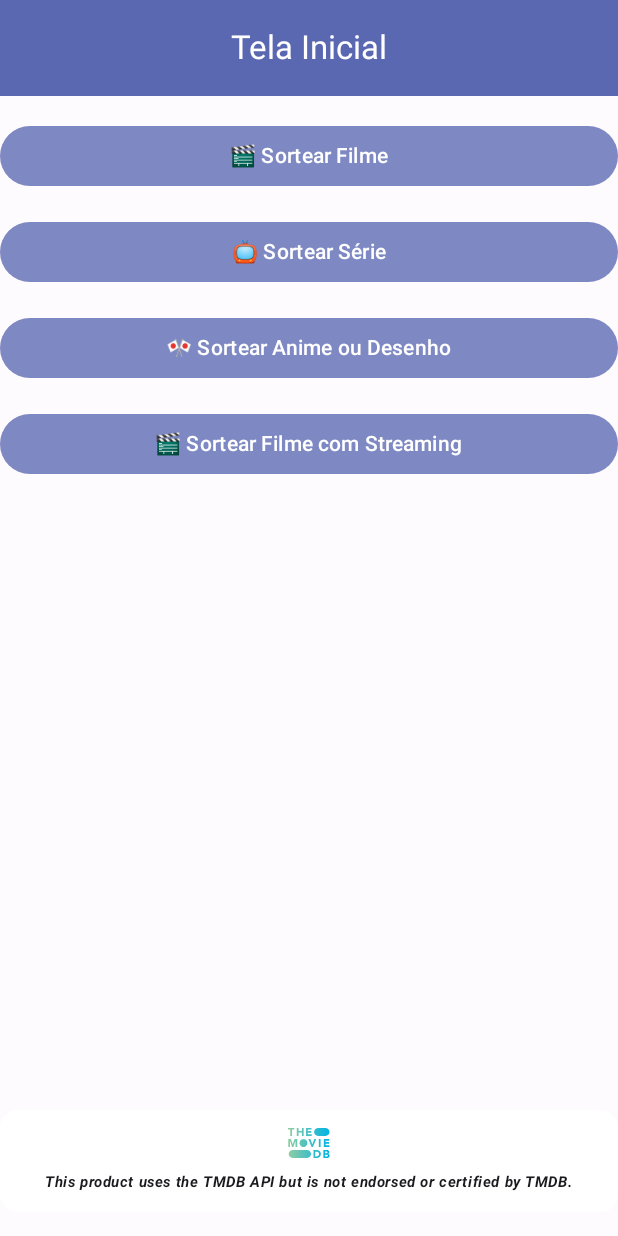
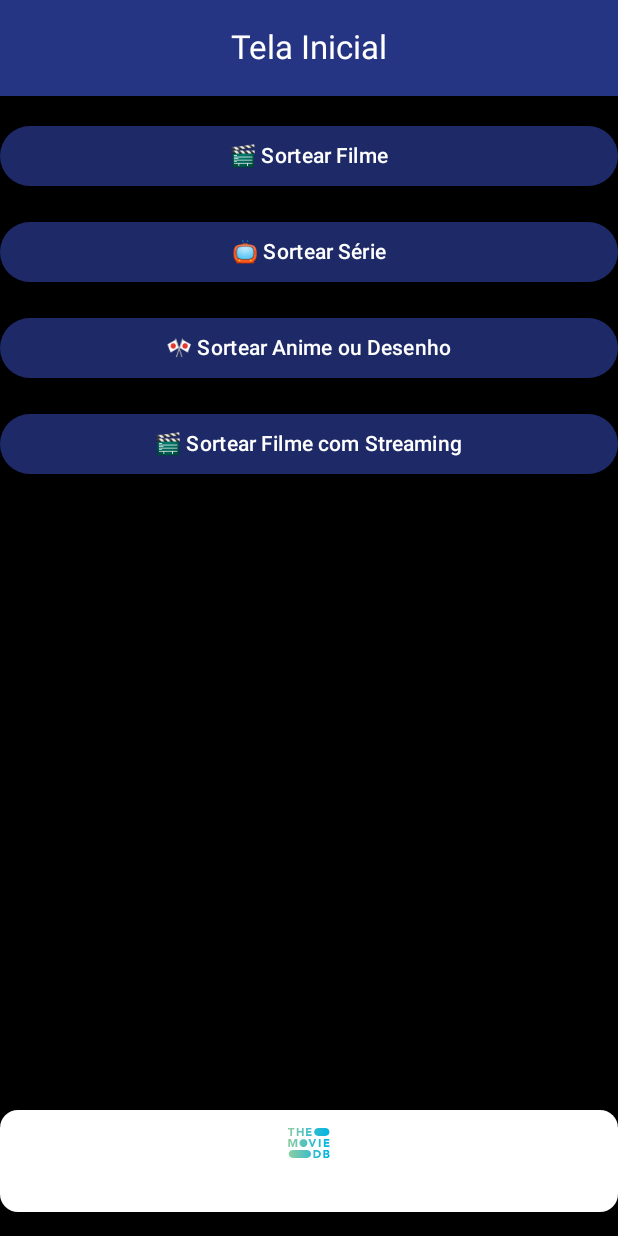
Before and after one commit to Denisenogueira1997/Fun-Night, an Android app built with Jetpack Compose: the screen it shows after launch (MainActivity), on a phone screen of 412 x 824 dp. Run offline under Robolectric (Android 15) with nearby library versions, the phone set to English and light mode, and no system bars.

Commit message:
Alteração do custom color

```diff
--- a/app/src/main/java/com/example/movienight/MainActivity.kt
+++ b/app/src/main/java/com/example/movienight/MainActivity.kt
@@ -4,7 +4,6 @@ import android.os.Bundle
 import androidx.activity.ComponentActivity
 import androidx.activity.compose.setContent
 import androidx.activity.enableEdgeToEdge
-import androidx.core.view.WindowCompat
 import com.example.movienight.ui.theme.CustomColor
 import com.example.movienight.view.MainScreen
 
@@ -12,9 +11,8 @@ class MainActivity : ComponentActivity() {
     override fun onCreate(savedInstanceState: Bundle?) {
         super.onCreate(savedInstanceState)
         enableEdgeToEdge()
-        WindowCompat.setDecorFitsSystemWindows(window, false)
         setContent {
-            CustomColor {
+            CustomColor{
                 MainScreen()
             }
         }
--- a/app/src/main/java/com/example/movienight/ui/theme/CustomColor.kt
+++ b/app/src/main/java/com/example/movienight/ui/theme/CustomColor.kt
@@ -1,35 +1,42 @@
 package com.example.movienight.ui.theme
 
-import android.annotation.SuppressLint
+
+import androidx.compose.foundation.isSystemInDarkTheme
 import androidx.compose.material3.MaterialTheme
 import androidx.compose.material3.Typography
+import androidx.compose.material3.darkColorScheme
 import androidx.compose.material3.lightColorScheme
 import androidx.compose.runtime.Composable
 import androidx.compose.ui.graphics.Color
-import com.google.android.material.color.utilities.CorePalette
 
-private val userBaseColor = 0xFF263583.toInt()
+private val userBaseColor = Color(0xFF263583)
 
-@SuppressLint("RestrictedApi")
 @Composable
 fun CustomColor(content: @Composable () -> Unit) {
-    val palette = CorePalette.of(userBaseColor)
-
-
-    val colorScheme = lightColorScheme(
-        primary = Color(palette.a1.tone(40)),
-        onPrimary = Color(palette.a1.tone(100)),
-        secondary = Color(palette.a2.tone(40)),
-        onSecondary = Color(palette.a2.tone(100)),
-        background = Color(palette.n1.tone(99)),
-        onBackground = Color(palette.n1.tone(10)),
-        surface = Color(palette.n1.tone(98)),
-        onSurface = Color(palette.n1.tone(10))
+    val darkTheme = isSystemInDarkTheme()
+    val colorScheme = if (darkTheme) darkColorScheme(
+        primary = userBaseColor,
+        onPrimary = Color.White,
+        secondary = userBaseColor.copy(alpha = 0.8f),
+        onSecondary = Color.White,
+        background = Color(0xFF121212),
+        onBackground = Color.White,
+        surface = Color(0xFF1E1E1E),
+        onSurface = Color.White
+    ) else lightColorScheme(
+        primary = userBaseColor,
+        onPrimary = Color.White,
+        secondary = userBaseColor.copy(alpha = 0.8f),
+        onSecondary = Color.White,
+        background = Color(0xFFFFFFFF),
+        onBackground = Color.Black,
+        surface = Color(0xFFF5F5F5),
+        onSurface = Color.Black
     )
 
     MaterialTheme(
-        colorScheme = colorScheme, typography = Typography(), content = content
+        colorScheme = colorScheme,
+        typography = Typography(),
+        content = content
     )
-
-
 }
--- a/app/src/main/java/com/example/movienight/view/MainScreen.kt
+++ b/app/src/main/java/com/example/movienight/view/MainScreen.kt
@@ -1,15 +1,17 @@
 package com.example.movienight.view
 
 
+import androidx.compose.foundation.background
 import androidx.compose.foundation.layout.Column
 import androidx.compose.foundation.layout.Spacer
 import androidx.compose.foundation.layout.WindowInsets
 import androidx.compose.foundation.layout.fillMaxSize
 import androidx.compose.foundation.layout.fillMaxWidth
 import androidx.compose.foundation.layout.height
+import androidx.compose.foundation.layout.navigationBars
 import androidx.compose.foundation.layout.padding
 import androidx.compose.foundation.layout.statusBarsPadding
-import androidx.compose.foundation.layout.systemBars
+import androidx.compose.foundation.layout.windowInsetsPadding
 import androidx.compose.foundation.rememberScrollState
 import androidx.compose.foundation.verticalScroll
 import androidx.compose.material3.Button
@@ -65,21 +67,22 @@ fun MainScreen(
             CenterAlignedTopAppBar(
                 title = { Text("Tela Inicial", color = MaterialTheme.colorScheme.onPrimary) },
                 colors = TopAppBarDefaults.topAppBarColors(
-                    containerColor = MaterialTheme.colorScheme.primary.copy(0.9f)
+                    containerColor = MaterialTheme.colorScheme.primary
                 ),
                 modifier = Modifier.statusBarsPadding()
 
             )
 
-        }, modifier = Modifier.fillMaxSize(),
-        contentWindowInsets = WindowInsets.systemBars
+        }, modifier = Modifier.fillMaxSize(), contentWindowInsets = WindowInsets(0, 0, 0, 0)
     ) { paddingValues ->
 
         Column(
             modifier = Modifier
                 .fillMaxSize()
                 .padding(paddingValues)
-                .verticalScroll(scrollState),
+                .verticalScroll(scrollState)
+                .background(MaterialTheme.colorScheme.onBackground)
+                .windowInsetsPadding(WindowInsets.navigationBars),
             horizontalAlignment = Alignment.CenterHorizontally
         ) {
 
@@ -95,7 +98,7 @@ fun MainScreen(
                 modifier = Modifier.fillMaxWidth(),
 
                 colors = ButtonDefaults.buttonColors(
-                    containerColor = MaterialTheme.colorScheme.primary.copy(0.7f)
+                    containerColor = MaterialTheme.colorScheme.secondary
                 )
 
 
@@ -111,10 +114,8 @@ fun MainScreen(
                     movieViewModel.clearMovie()
                     animeViewModel.clearAnime()
                     seriesViewModel.fetchSeries()
-                },
-                modifier = Modifier.fillMaxWidth(),
-                colors = ButtonDefaults.buttonColors(
-                    containerColor = MaterialTheme.colorScheme.primary.copy(0.7f)
+                }, modifier = Modifier.fillMaxWidth(), colors = ButtonDefaults.buttonColors(
+                    containerColor = MaterialTheme.colorScheme.secondary
                 )
             ) {
                 Text("📺 Sortear Série")
@@ -128,10 +129,8 @@ fun MainScreen(
                     movieViewModel.clearMovie()
                     seriesViewModel.clearSeries()
                     animeViewModel.fetchAnime()
-                },
-                modifier = Modifier.fillMaxWidth(),
-                colors = ButtonDefaults.buttonColors(
-                    containerColor = MaterialTheme.colorScheme.primary.copy(0.7f)
+                }, modifier = Modifier.fillMaxWidth(), colors = ButtonDefaults.buttonColors(
+                    containerColor = MaterialTheme.colorScheme.secondary
                 )
             ) {
                 Text("🎌 Sortear Anime ou Desenho")
@@ -144,10 +143,8 @@ fun MainScreen(
                     seriesViewModel.clearSeries()
                     animeViewModel.clearAnime()
                     movieViewModel.fetchMoviesWithStreaming()
-                },
-                modifier = Modifier.fillMaxWidth(),
-                colors = ButtonDefaults.buttonColors(
-                    containerColor = MaterialTheme.colorScheme.primary.copy(0.7f)
+                }, modifier = Modifier.fillMaxWidth(), colors = ButtonDefaults.buttonColors(
+                    containerColor = MaterialTheme.colorScheme.secondary
                 )
             ) {
                 Text("🎬 Sortear Filme com Streaming")
--- a/app/src/main/java/com/example/movienight/view/components/TmdbAttribution.kt
+++ b/app/src/main/java/com/example/movienight/view/components/TmdbAttribution.kt
@@ -49,7 +49,7 @@ fun TmdbAttribution() {
                 fontStyle = FontStyle.Italic,
                 fontWeight = FontWeight.Bold,
                 fontSize = 10.sp,
-                color = MaterialTheme.colorScheme.onBackground,
+                color = MaterialTheme.colorScheme.background,
                 modifier = Modifier.padding(horizontal = 16.dp)
             )
         }
--- a/app/src/main/java/com/example/movienight/view/components/WarningCard.kt
+++ b/app/src/main/java/com/example/movienight/view/components/WarningCard.kt
@@ -12,6 +12,7 @@ import androidx.compose.material.icons.filled.Warning
 import androidx.compose.material3.Card
 import androidx.compose.material3.CardDefaults
 import androidx.compose.material3.Icon
+import androidx.compose.material3.MaterialTheme
 import androidx.compose.material3.Text
 import androidx.compose.runtime.Composable
 import androidx.compose.ui.Alignment
@@ -25,7 +26,7 @@ fun WarningCard(warning: String) {
         modifier = Modifier
             .fillMaxWidth()
             .padding(bottom = 16.dp),
-        colors = CardDefaults.cardColors(containerColor = Color(0xFFFFE0E0)),
+        colors = CardDefaults.cardColors(containerColor = MaterialTheme.colorScheme.onPrimary),
         shape = RoundedCornerShape(12.dp)
     ) {
         Row(
--- a/app/src/main/java/com/example/movienight/viewmodel/SeriesViewModel.kt
+++ b/app/src/main/java/com/example/movienight/viewmodel/SeriesViewModel.kt
@@ -68,8 +68,7 @@ class SeriesViewModel : ViewModel() {
 
                 val allResults = responses.flatMap { res ->
                     res.results.filter { s ->
-                        s.genre_ids?.none {  it == 16 } == true &&
-                                isTitleLatin(s.name)
+                        s.genre_ids?.none { it == 16 } == true && isTitleLatin(s.name)
                     }
                 }
 
@@ -87,8 +86,7 @@ class SeriesViewModel : ViewModel() {
                         original_language = details.originalLanguage,
                         overview = details.overview,
                         genre_ids = details.genres?.map { it.id } ?: emptyList(),
-                        numberOfSeasons = details.numberOfSeasons
-                    )
+                        numberOfSeasons = details.numberOfSeasons)
 
                     fetchWatchProviders(randomSeries.id)
 
```
Also changed, not shown: app/src/main/java/com/example/movienight/viewmodel/MovieViewModel.kt (+14 -27 lines).
